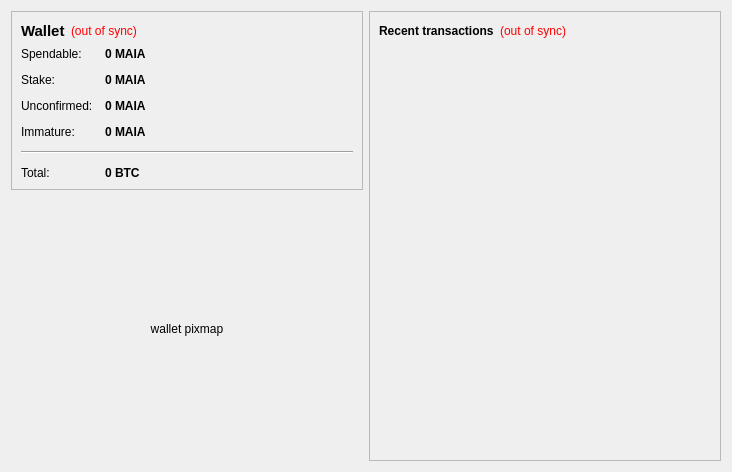
The window that src/qt/forms/overviewpage.ui (mammix2/MaiaCoin) describes before a commit, drawn with Qt 5.
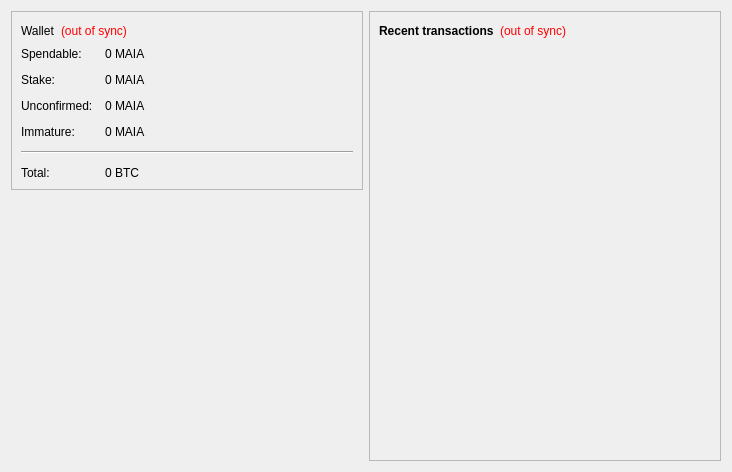
The same window after the commit. Icons and pictures are not drawn.

What changed in the file:
```diff
--- a/src/qt/forms/overviewpage.ui
+++ b/src/qt/forms/overviewpage.ui
@@ -2,6 +2,9 @@
 <ui version="4.0">
  <class>OverviewPage</class>
  <widget class="QWidget" name="OverviewPage">
+  <property name="enabled">
+   <bool>true</bool>
+  </property>
   <property name="geometry">
    <rect>
     <x>0</x>
@@ -13,6 +16,267 @@
   <property name="windowTitle">
    <string>Form</string>
   </property>
+  <property name="styleSheet">
+   <string notr="true">QDialog {
+        color: white;
+        background-color: #444444;
+        border: none;
+}
+
+QMainWindow {
+        color: white;
+        background-color: #444444;
+        border: none;
+}
+
+QMenu {
+        background-color: #444444;
+        color: white;
+}
+
+QMenu::item:selected {
+        background-color: #F43050;
+        color: white;
+}
+
+QMenu::item:hover {
+        background-color: #33ffff;
+        color: white;
+}
+
+QProgressBar {
+        background-color: #444444;
+        border-radius: 6px;
+        text-align: center;
+        color: white;
+}
+
+QProgressBar::chunk {
+        background: QLinearGradient(x1: 0, y1: 0, x2: 1, y2: 0, stop: 0 #330000, stop: 1 #F43050);
+        border-radius: 6px; margin: 0px;
+}
+
+QScrollArea {
+        border-radius: 6px;
+        border-width: 0;
+        border-style: none;
+        padding: 8px;
+        background-color: #000000;
+        color: white;
+}
+
+QFormLayout {
+        border-radius: 6px;
+        border-width: 0;
+        border-style: none;
+        padding: 8px;
+        background-color: #000000;
+        color: white;
+}
+
+QCheckBox {
+        border-radius: 4px;
+        border-width: 0;
+        border-style: none;
+        padding: 8px;
+        background-color: #000000;
+        color: white;
+}
+
+QVBoxLayout {
+        border-radius: 6px;
+        border-width: 0;
+        border-style: none;
+        padding: 8px;
+        background-color: #000000;
+        color: white;
+}
+
+QFrame#central {
+        background-color: #444444;
+        border: none
+}
+
+QFrame#SendCoinsEntry {
+        background-color: #444444;
+        border: none;
+        min-width: 10em;
+        padding: 6px;
+}
+
+QFrame#frame, QFrame#frame_2, QFrame#frame_3 {
+        background-color: #000000;
+        border-style: plain;
+        border-width: 20px;
+        border-radius: 15px;
+        border-color: #000000;
+        min-width: 10em;
+        padding: 6px;
+}
+
+QLabel {
+        background-color: transparent;
+        color: white;
+        font-weight: normal
+}
+
+QLabel[openExternalLinks=true], QHeaderView {
+        color: #aaaaaa
+}
+
+QLabel[openExternalLinks=false] {
+        color: white;
+        font-weight: normal
+}
+
+QPushButton, QToolButton {
+        border: 4px solid #000000;
+        border-radius: 7px;
+        background-color: #000000;
+        color: white;
+        padding: 6px;
+        margin: 6px;
+}
+
+QPushButton:checked, QToolButton:checked {
+        color: #F43050;
+}
+
+QPushButton:pressed, QToolButton:pressed {
+        border-color: #F43050;
+        color: #F43050;
+}
+
+QPushButton:disabled, QToolButton:disabled {
+        color: #444;
+        background-color: #222222;
+}
+
+scrollAreaWidgetContents QToolButton {
+        border-radius: 8px;
+        border-width: 0px;
+}
+
+scrollAreaWidgetContents {
+        background: #222222
+}
+
+scrollAreaWidgetContents &gt; QFrame {
+        background-color: #222222;
+        border-width: 0px;
+        border-style: none;
+}
+
+QToolBar {
+        background: #444444;
+        border: 0px solid black;
+        padding: 3px;
+}
+
+QToolBar::handle {
+        image: url(handle.png);
+}
+
+QMenuBar {
+        background: #444444;
+}
+
+QMenuBar::item {
+        background: #444444;
+        color: white;
+}
+
+QStatusBar {
+        background: #444444;
+}
+
+QLineEdit {
+        border-radius: 6px;
+        border-width: 1px;
+        border-color: #222222;
+        padding: 8px;
+        background-color: #000000;
+        color: white;
+}
+
+QLineEdit:disabled {
+        border-radius: 6px;
+        border-width: 1px;
+        border-color: #222222;
+        padding: 8px;
+        background-color: #262626;
+        color: white;
+}
+
+QComboBox {
+        border-radius: 8px;
+        border-width: 0;
+        border-style: none;
+        padding: 4px;
+        background-color: #000000;
+        color: white;
+}
+
+payAmount {
+        border-radius: 8px;
+        border-width: 0;
+        border-style: none;
+        padding: 4px;
+        background-color: #000000;
+        color: white;
+}
+
+QComboBox::drop-down {
+        border-width: 0;
+        border-style: none;
+        background-color: #000000;
+        color: white;
+}
+
+QTableView {
+        background: #000000;
+        color: white;
+        border-style: none;
+        selection-background-color: #aaaaaa;
+        alternate-background-color: #222222;
+        selection-color: #000000;
+        border: 0px solid black;
+}
+
+QHeaderView {
+        color: #aaaaaa;
+        background-color: #000000;
+        background-image: none;
+}
+
+QHeaderView::section {
+        color: #aaaaaa;
+        background-color: #222222;
+}
+
+QHeaderView::section:checked {
+        background-color: #000000;
+}
+
+QTabWidget {
+        background: #444444;
+}
+
+QTabWidget::pane {
+        border-top: 1px solid #000000;
+        border: 2px solid #000000;
+        border-bottom-left-radius: 8px;
+        border-bottom-right-radius: 8px;
+        border-top-right-radius: 8px;
+        background: #444444;
+}
+
+QTabWidget::tab-bar {
+        left: 5px;
+}
+
+</string>
+  </property>
   <layout class="QHBoxLayout" name="horizontalLayout" stretch="0,0">
    <item>
     <layout class="QVBoxLayout" name="verticalLayout_2">
@@ -31,9 +295,8 @@
            <widget class="QLabel" name="label_5">
             <property name="font">
              <font>
-              <pointsize>11</pointsize>
-              <weight>75</weight>
-              <bold>true</bold>
+              <weight>50</weight>
+              <bold>false</bold>
              </font>
             </property>
             <property name="text">
@@ -94,8 +357,8 @@
            <widget class="QLabel" name="labelBalance">
             <property name="font">
              <font>
-              <weight>75</weight>
-              <bold>true</bold>
+              <weight>50</weight>
+              <bold>false</bold>
              </font>
             </property>
             <property name="cursor">
@@ -123,8 +386,8 @@
            <widget class="QLabel" name="labelStake">
             <property name="font">
              <font>
-              <weight>75</weight>
-              <bold>true</bold>
+              <weight>50</weight>
+              <bold>false</bold>
              </font>
             </property>
             <property name="cursor">
@@ -152,8 +415,8 @@
            <widget class="QLabel" name="labelUnconfirmed">
             <property name="font">
              <font>
-              <weight>75</weight>
-              <bold>true</bold>
+              <weight>50</weight>
+              <bold>false</bold>
              </font>
             </property>
             <property name="cursor">
@@ -181,8 +444,8 @@
            <widget class="QLabel" name="labelImmature">
             <property name="font">
              <font>
-              <weight>75</weight>
-              <bold>true</bold>
+              <weight>50</weight>
+              <bold>false</bold>
              </font>
             </property>
             <property name="toolTip">
@@ -214,8 +477,8 @@
            <widget class="QLabel" name="labelTotal">
             <property name="font">
              <font>
-              <weight>75</weight>
-              <bold>true</bold>
+              <weight>50</weight>
+              <bold>false</bold>
              </font>
             </property>
             <property name="cursor">
@@ -251,9 +514,21 @@
       </spacer>
      </item>
      <item>
-      <widget class="QLabel" name="lbl_wallet_logo">
+      <widget class="QLabel" name="label_2">
+       <property name="frameShape">
+        <enum>QFrame::NoFrame</enum>
+       </property>
+       <property name="frameShadow">
+        <enum>QFrame::Plain</enum>
+       </property>
        <property name="text">
-        <string>wallet pixmap</string>
+        <string/>
+       </property>
+       <property name="pixmap">
+        <pixmap resource="../bitcoin.qrc">:/images/wallet_logo</pixmap>
+       </property>
+       <property name="scaledContents">
+        <bool>false</bool>
        </property>
        <property name="alignment">
         <set>Qt::AlignCenter</set>
```
Left out of the diff: 12 changed lines with no effect on the pictures.
